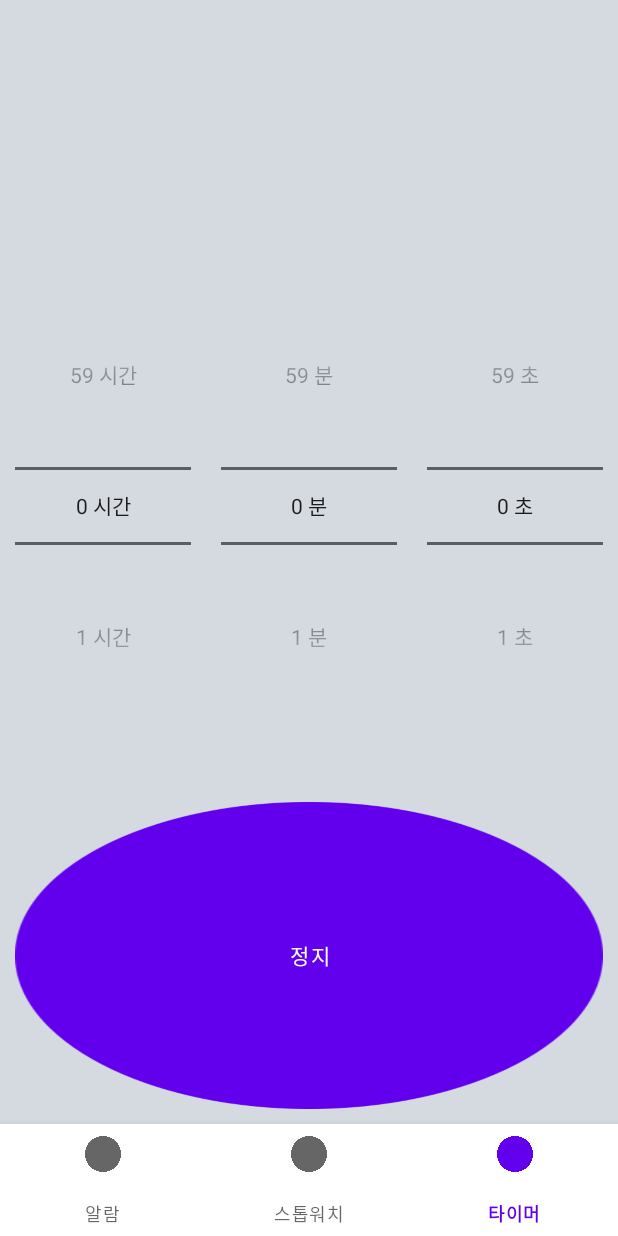
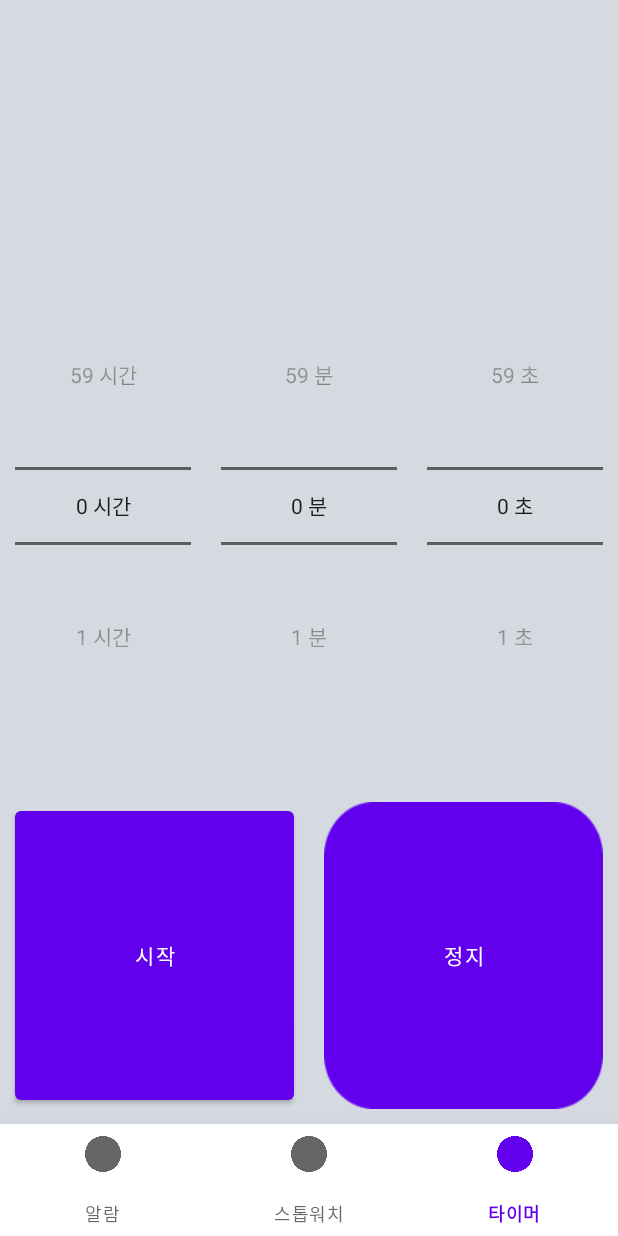
Before and after one commit to twaun95/Clock, an Android app: the screen it shows after launch (MainActivity), item 3 of the bottom bar chosen, on a phone screen of 412 x 824 dp. Run offline under Robolectric (Android 15) with nearby library versions, the phone set to English and light mode, and no system bars; our stand-ins replace data binding.

Commit message:
타이머 (시작, 멈춤, 다시재생, 취소) 로직 완료

```diff
--- a/app/src/main/res/layout/fragment_timer.xml
+++ b/app/src/main/res/layout/fragment_timer.xml
@@ -1,13 +1,15 @@
 <?xml version="1.0" encoding="utf-8"?>
-<layout xmlns:tools="http://schemas.android.com/tools"
-    xmlns:android="http://schemas.android.com/apk/res/android"
-    xmlns:app="http://schemas.android.com/apk/res-auto">
+<layout xmlns:android="http://schemas.android.com/apk/res/android"
+    xmlns:app="http://schemas.android.com/apk/res-auto"
+    xmlns:tools="http://schemas.android.com/tools">
 
     <data>
+
         <variable
             name="fragmentVM"
             type="com.twaun95.clock.presentation.ui.timer.TimerFragmentViewModel" />
-        <import type="com.twaun95.clock.presentation.ui.timer.TimerViewState"/>
+
+        <import type="com.twaun95.clock.presentation.ui.timer.TimerViewState" />
     </data>
 
     <FrameLayout
@@ -46,13 +48,13 @@
                     android:layout_width="0dp"
                     android:layout_height="0dp"
                     android:layout_margin="10dp"
-                    app:textFormat="분"
                     app:layout_constraintBottom_toBottomOf="parent"
                     app:layout_constraintEnd_toStartOf="@+id/picker_sec"
                     app:layout_constraintHeight_percent="0.7"
                     app:layout_constraintHorizontal_bias="0.5"
                     app:layout_constraintStart_toEndOf="@+id/picker_hour"
-                    app:layout_constraintTop_toTopOf="parent" />
+                    app:layout_constraintTop_toTopOf="parent"
+                    app:textFormat="분" />
 
                 <NumberPicker
                     android:id="@+id/picker_sec"
@@ -127,7 +129,7 @@
                 android:layout_width="0dp"
                 android:layout_height="0dp"
                 android:indeterminate="false"
-                android:max="1234"
+                android:max="@{fragmentVM.max}"
                 android:progress="@{fragmentVM.time}"
                 android:progressDrawable="@drawable/progress_circle"
                 android:rotation="-90"
@@ -147,17 +149,23 @@
                 app:layout_constraintStart_toStartOf="parent"
                 app:layout_constraintTop_toBottomOf="@id/gl_bottom_progress">
 
+                <androidx.constraintlayout.widget.Guideline
+                    android:id="@+id/guideline_center_horizontal"
+                    android:layout_width="0dp"
+                    android:layout_height="0dp"
+                    android:orientation="vertical"
+                    app:layout_constraintGuide_percent=".5" />
+
                 <Button
                     android:id="@+id/button_cancel"
                     android:layout_width="0dp"
                     android:layout_height="0dp"
                     android:layout_margin="10dp"
+                    android:onClick="@{()->fragmentVM.cancelTimer()}"
                     android:text="취소"
-                    android:onClick="@{()->fragmentVM.cancelTimer()}"
                     android:visibility="@{fragmentVM.viewState!=TimerViewState.IDLE}"
                     app:layout_constraintBottom_toBottomOf="parent"
-                    app:layout_constraintEnd_toStartOf="@+id/button_play_stop"
-                    app:layout_constraintHorizontal_bias="0.5"
+                    app:layout_constraintEnd_toStartOf="@id/guideline_center_horizontal"
                     app:layout_constraintStart_toStartOf="parent"
                     app:layout_constraintTop_toTopOf="parent" />
 
@@ -169,8 +177,7 @@
                     android:text="시작"
                     android:visibility="@{fragmentVM.viewState==TimerViewState.IDLE}"
                     app:layout_constraintBottom_toBottomOf="parent"
-                    app:layout_constraintEnd_toStartOf="@+id/button_play_stop"
-                    app:layout_constraintHorizontal_bias="0.5"
+                    app:layout_constraintEnd_toStartOf="@id/guideline_center_horizontal"
                     app:layout_constraintStart_toStartOf="parent"
                     app:layout_constraintTop_toTopOf="parent" />
 
@@ -179,13 +186,13 @@
                     android:layout_width="0dp"
                     android:layout_height="0dp"
                     android:layout_margin="10dp"
+                    android:background="@{fragmentVM.viewState==TimerViewState.PAUSE ? @drawable/play : fragmentVM.viewState==TimerViewState.RUNNING ? @drawable/ic_launcher_foreground : @drawable/temp}"
+                    android:onClick="@{()->fragmentVM.timerPauseOrPlay()}"
                     android:text="정지"
-                    android:onClick="@{()->fragmentVM.timerPauseOrPlay()}"
-                    android:background="@{fragmentVM.viewState==TimerViewState.IDLE ? @drawable/play : @drawable/ic_launcher_foreground}"
                     app:layout_constraintBottom_toBottomOf="parent"
                     app:layout_constraintEnd_toEndOf="parent"
                     app:layout_constraintHorizontal_bias="0.5"
-                    app:layout_constraintStart_toEndOf="@+id/button_cancel"
+                    app:layout_constraintStart_toEndOf="@id/guideline_center_horizontal"
                     app:layout_constraintTop_toTopOf="parent" />
             </androidx.constraintlayout.widget.ConstraintLayout>
 
```
Also changed, not shown: app/src/main/java/com/twaun95/clock/presentation/ui/timer/TimerFragment.kt (+0 -13 lines), app/src/main/java/com/twaun95/clock/presentation/ui/timer/TimerFragmentViewModel.kt (+26 -22 lines), app/src/main/res/drawable/temp.png (added).
